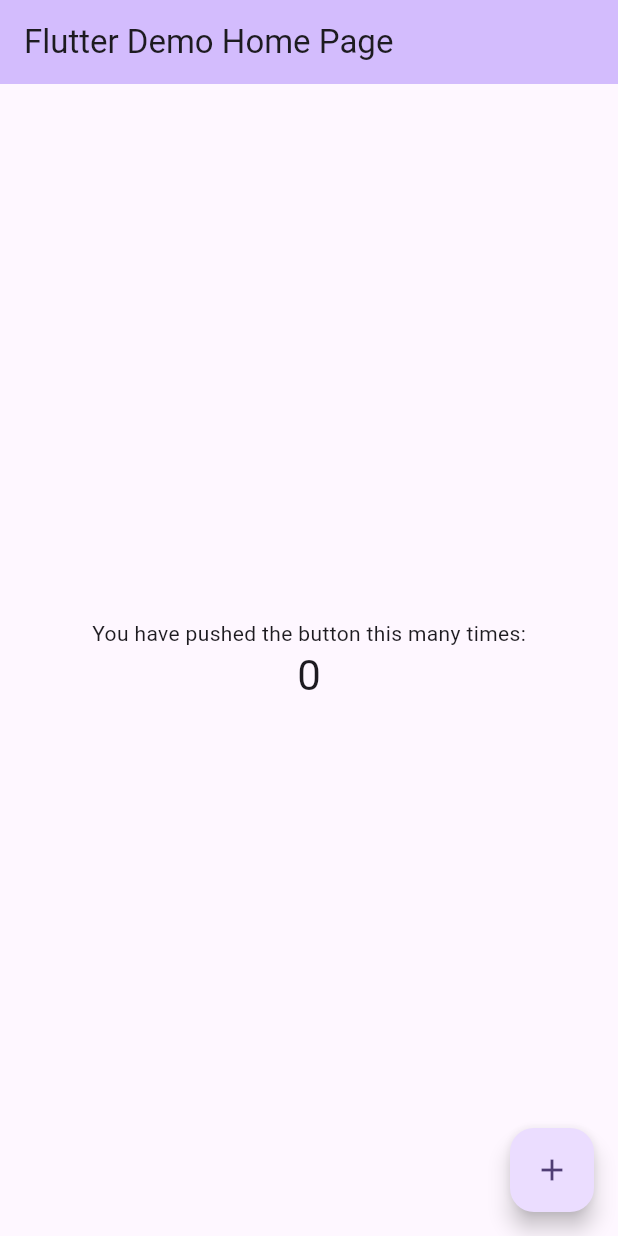
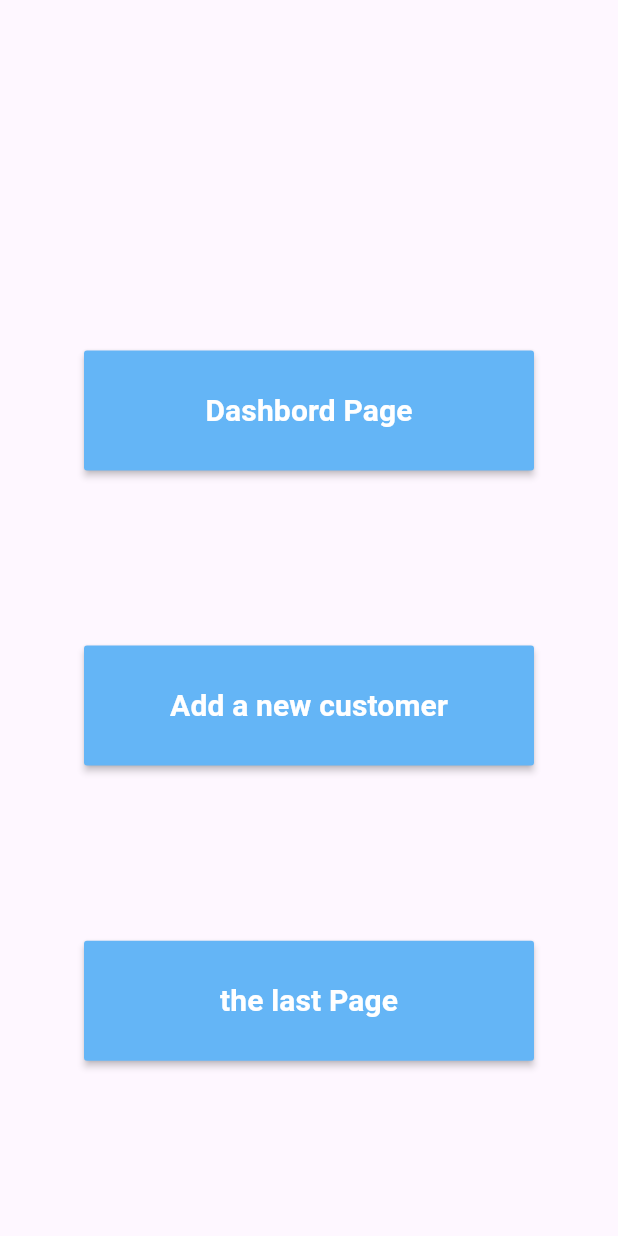
Before and after one commit to jalalski/doctors_platform, a Flutter app: the screen it shows after launch, on a phone screen of 412 x 824 dp. Run offline on Flutter 3.47's test engine with Material 3 defaults, Android fonts, the phone set to English and light mode, and no system bars.

Commit message:
I wrote the basic code for start , I created a hollow page to help us to move from page to page

```diff
--- a/lib/main.dart
+++ b/lib/main.dart
@@ -1,122 +1,20 @@
+import 'package:doctors_platform/pages/hollow_page.dart';
 import 'package:flutter/material.dart';
 
 void main() {
-  runApp(const MyApp());
+  runApp(MyApp());
 }
 
-class MyApp extends StatelessWidget {
+class MyApp extends StatefulWidget {
   const MyApp({super.key});
 
-  // This widget is the root of your application.
+  @override
+  State<MyApp> createState() => _MyAppState();
+}
+
+class _MyAppState extends State<MyApp> {
   @override
   Widget build(BuildContext context) {
-    return MaterialApp(
-      title: 'Flutter Demo',
-      theme: ThemeData(
-        // This is the theme of your application.
-        //
-        // TRY THIS: Try running your application with "flutter run". You'll see
-        // the application has a purple toolbar. Then, without quitting the app,
-        // try changing the seedColor in the colorScheme below to Colors.green
-        // and then invoke "hot reload" (save your changes or press the "hot
-        // reload" button in a Flutter-supported IDE, or press "r" if you used
-        // the command line to start the app).
-        //
-        // Notice that the counter didn't reset back to zero; the application
-        // state is not lost during the reload. To reset the state, use hot
-        // restart instead.
-        //
-        // This works for code too, not just values: Most code changes can be
-        // tested with just a hot reload.
-        colorScheme: ColorScheme.fromSeed(seedColor: Colors.deepPurple),
-      ),
-      home: const MyHomePage(title: 'Flutter Demo Home Page'),
-    );
+    return MaterialApp(home: HollowPage());
   }
 }
-
-class MyHomePage extends StatefulWidget {
-  const MyHomePage({super.key, required this.title});
-
-  // This widget is the home page of your application. It is stateful, meaning
-  // that it has a State object (defined below) that contains fields that affect
-  // how it looks.
-
-  // This class is the configuration for the state. It holds the values (in this
-  // case the title) provided by the parent (in this case the App widget) and
-  // used by the build method of the State. Fields in a Widget subclass are
-  // always marked "final".
-
-  final String title;
-
-  @override
-  State<MyHomePage> createState() => _MyHomePageState();
-}
-
-class _MyHomePageState extends State<MyHomePage> {
-  int _counter = 0;
-
-  void _incrementCounter() {
-    setState(() {
-      // This call to setState tells the Flutter framework that something has
-      // changed in this State, which causes it to rerun the build method below
-      // so that the display can reflect the updated values. If we changed
-      // _counter without calling setState(), then the build method would not be
-      // called again, and so nothing would appear to happen.
-      _counter++;
-    });
-  }
-
-  @override
-  Widget build(BuildContext context) {
-    // This method is rerun every time setState is called, for instance as done
-    // by the _incrementCounter method above.
-    //
-    // The Flutter framework has been optimized to make rerunning build methods
-    // fast, so that you can just rebuild anything that needs updating rather
-    // than having to individually change instances of widgets.
-    return Scaffold(
-      appBar: AppBar(
-        // TRY THIS: Try changing the color here to a specific color (to
-        // Colors.amber, perhaps?) and trigger a hot reload to see the AppBar
-        // change color while the other colors stay the same.
-        backgroundColor: Theme.of(context).colorScheme.inversePrimary,
-        // Here we take the value from the MyHomePage object that was created by
-        // the App.build method, and use it to set our appbar title.
-        title: Text(widget.title),
-      ),
-      body: Center(
-        // Center is a layout widget. It takes a single child and positions it
-        // in the middle of the parent.
-        child: Column(
-          // Column is also a layout widget. It takes a list of children and
-          // arranges them vertically. By default, it sizes itself to fit its
-          // children horizontally, and tries to be as tall as its parent.
-          //
-          // Column has various properties to control how it sizes itself and
-          // how it positions its children. Here we use mainAxisAlignment to
-          // center the children vertically; the main axis here is the vertical
-          // axis because Columns are vertical (the cross axis would be
-          // horizontal).
-          //
-          // TRY THIS: Invoke "debug painting" (choose the "Toggle Debug Paint"
-          // action in the IDE, or press "p" in the console), to see the
-          // wireframe for each widget.
-          mainAxisAlignment: MainAxisAlignment.center,
-          children: <Widget>[
-            const Text('You have pushed the button this many times:'),
-            Text(
-              '$_counter',
-              style: Theme.of(context).textTheme.headlineMedium,
-            ),
-          ],
-        ),
-      ),
-      floatingActionButton: FloatingActionButton(
-        onPressed: _incrementCounter,
-        tooltip: 'Increment',
-        child: const Icon(Icons.add),
-      ), // This trailing comma makes auto-formatting nicer for build methods.
-    );
-  }
-}
--- /dev/null
+++ b/lib/pages/dashbord_page.dart
@@ -0,0 +1,19 @@
+import 'package:flutter/material.dart';
+
+class DashbordPage extends StatefulWidget {
+  const DashbordPage({super.key});
+
+  @override
+  State<DashbordPage> createState() => _DashbordPageState();
+}
+
+class _DashbordPageState extends State<DashbordPage> {
+  @override
+  Widget build(BuildContext context) {
+    return Scaffold(
+      body: Column(
+        children: [Text("CAMING SOON!", style: TextStyle(fontSize: 100))],
+      ),
+    );
+  }
+}
--- /dev/null
+++ b/lib/pages/hollow_page.dart
@@ -0,0 +1,75 @@
+import 'package:doctors_platform/pages/dashbord_page.dart';
+import 'package:flutter/material.dart';
+
+class HollowPage extends StatefulWidget {
+  const HollowPage({super.key});
+
+  @override
+  State<HollowPage> createState() => _HollowPageState();
+}
+
+class _HollowPageState extends State<HollowPage> {
+  @override
+  Widget build(BuildContext context) {
+    return Scaffold(
+      body: Column(
+        mainAxisAlignment: MainAxisAlignment.spaceEvenly,
+        crossAxisAlignment: CrossAxisAlignment.center,
+        children: [
+          SizedBox(width: double.infinity),
+          MaterialButton(
+            onPressed: () {
+              Navigator.of(context).pushReplacement(
+                MaterialPageRoute(
+                  builder: (context) {
+                    return DashbordPage();
+                  },
+                ),
+              );
+            },
+            minWidth: 300,
+
+            color: Colors.blue[300],
+            child: Text(
+              "Dashbord Page",
+              style: TextStyle(
+                color: Colors.white,
+                fontSize: 20,
+                fontWeight: FontWeight.bold,
+                height: 4,
+              ),
+            ),
+          ),
+          MaterialButton(
+            onPressed: () {},
+            minWidth: 300,
+            color: Colors.blue[300],
+            child: Text(
+              "Add a new customer",
+              style: TextStyle(
+                color: Colors.white,
+                fontSize: 20,
+                fontWeight: FontWeight.bold,
+                height: 4,
+              ),
+            ),
+          ),
+          MaterialButton(
+            onPressed: () {},
+            minWidth: 300,
+            color: Colors.blue[300],
+            child: Text(
+              "the last Page",
+              style: TextStyle(
+                color: Colors.white,
+                fontSize: 20,
+                fontWeight: FontWeight.bold,
+                height: 4,
+              ),
+            ),
+          ),
+        ],
+      ),
+    );
+  }
+}
```
